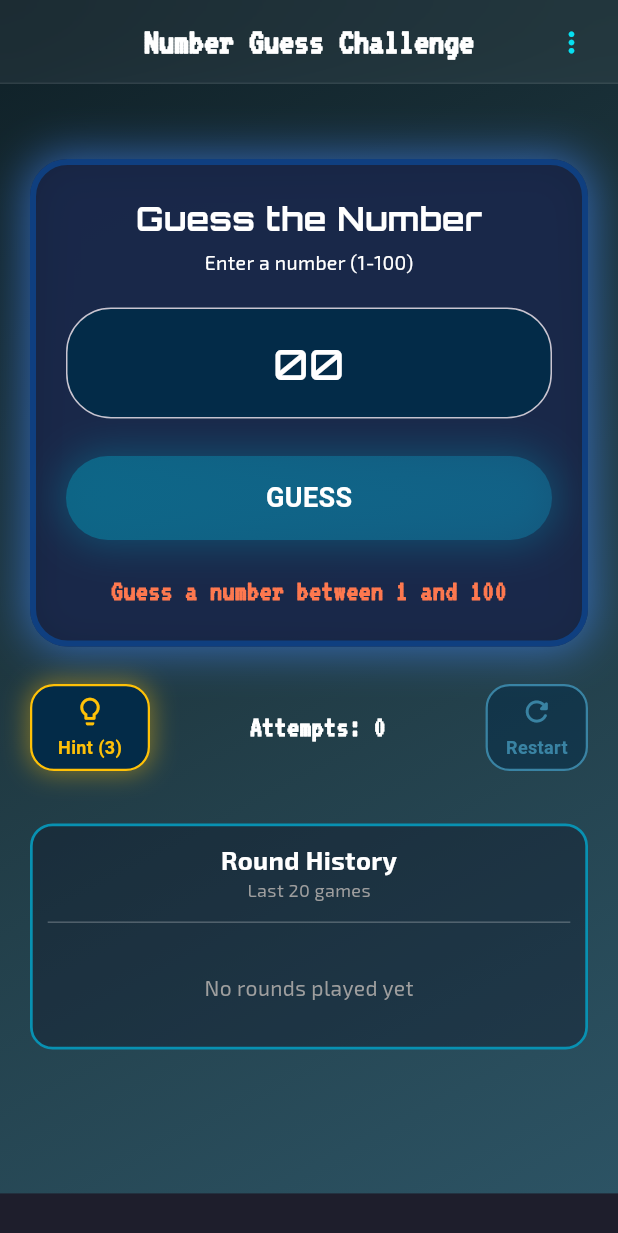
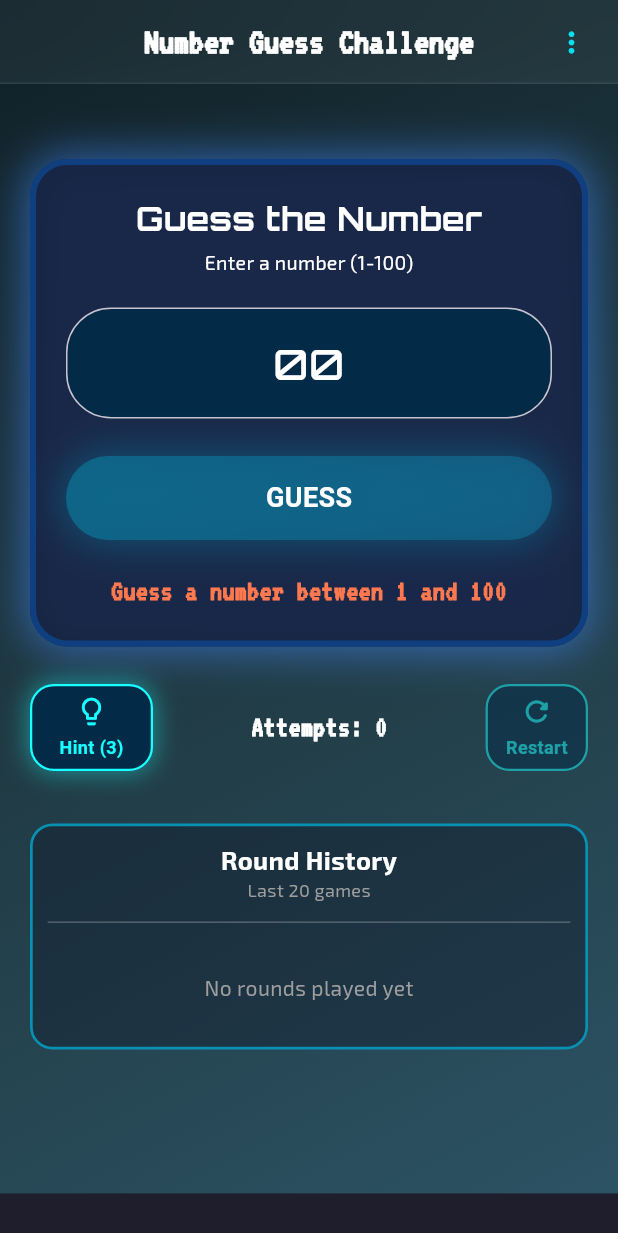
Before and after one commit to subhadip420/number-guess-game, a Flutter app: the screen it shows after launch, on a phone screen of 412 x 824 dp. Shown: the top 1233 px of the screen. Run offline on Flutter 3.47's test engine with Material 3 defaults, Android fonts, the phone set to English and light mode, and no system bars; our stand-ins replace audioplayers, confetti, fluttertoast, google_fonts, google_mobile_ads, shared_preferences; network calls fail; Roboto replaces fonts that are missing (Audiowide).

Commit message:
Change Hint and Restart button color.

```diff
--- a/lib/main.dart
+++ b/lib/main.dart
@@ -1031,7 +1031,7 @@ class _GuessGameState extends State<GuessGame>
                           child: Opacity(
                             opacity: _roundCompleted ? 0.5 : 1.0,
                             child: Container(
-                              width: 80,
+                              width: 82,
                               padding: const EdgeInsets.symmetric(
                                 horizontal: 12,
                                 vertical: 6,
@@ -1045,8 +1045,8 @@ class _GuessGameState extends State<GuessGame>
 
                                 border: Border.all(
                                   color: isDark
-                                      ? Colors.amber
-                                      : const Color(0xE70D698A),
+                                      ? Colors.cyanAccent
+                                      : Colors.teal,
                                   width: 1.5,
                                 ),
 
@@ -1055,8 +1055,8 @@ class _GuessGameState extends State<GuessGame>
                                     : [
                                   BoxShadow(
                                     color: isDark
-                                        ? Colors.amber.withOpacity(0.45)
-                                        : const Color(0xE70D698A).withOpacity(0.35),
+                                        ? Colors.cyanAccent.withOpacity(0.45)
+                                        : Colors.teal.withOpacity(0.35),
                                     blurRadius: 14,
                                     spreadRadius: 1,
                                   ),
@@ -1071,8 +1071,8 @@ class _GuessGameState extends State<GuessGame>
                                         ? Icons.check_circle
                                         : Icons.lightbulb_outline,
                                     color: isDark
-                                        ? Colors.amber
-                                        : const Color(0xE70D698A),
+                                        ? Colors.cyanAccent
+                                        : Colors.teal,
                                     size: 22,
                                   ),
 
@@ -1084,8 +1084,8 @@ class _GuessGameState extends State<GuessGame>
                                         : "Hint (${3 - _hintCount})",
                                     style: GoogleFonts.audiowide(
                                       color: isDark
-                                          ? Colors.amber
-                                          : const Color(0xE70D698A),
+                                          ? Colors.cyanAccent
+                                          : Colors.teal,
                                       fontSize: 12,
                                       fontWeight: FontWeight.w600,
                                     ),
@@ -1144,8 +1144,8 @@ class _GuessGameState extends State<GuessGame>
 
                                 border: Border.all(
                                   color: isDark
-                                      ? const Color(0xFF4FC3F7)
-                                      : const Color(0xFF1976D2),
+                                      ? Colors.cyanAccent
+                                      : Colors.teal,
                                   width: 1.5,
                                 ),
 
@@ -1154,8 +1154,8 @@ class _GuessGameState extends State<GuessGame>
                                     : [
                                   BoxShadow(
                                     color: isDark
-                                        ? const Color(0xFF4FC3F7).withOpacity(0.5)
-                                        : const Color(0xFF1976D2).withOpacity(0.35),
+                                        ? Colors.cyanAccent.withOpacity(0.5)
+                                        : Colors.teal.withOpacity(0.35),
                                     blurRadius: 18,
                                     spreadRadius: 2,
                                   ),
@@ -1168,8 +1168,8 @@ class _GuessGameState extends State<GuessGame>
                                   Icon(
                                     Icons.refresh_rounded,
                                     color: isDark
-                                        ? const Color(0xFF4FC3F7)
-                                        : const Color(0xFF1976D2),
+                                        ? Colors.cyanAccent
+                                        : Colors.teal,
                                     size: 22,
                                   ),
 
@@ -1181,8 +1181,8 @@ class _GuessGameState extends State<GuessGame>
                                       fontSize: 12,
                                       fontWeight: FontWeight.w600,
                                       color: isDark
-                                          ? const Color(0xFF4FC3F7)
-                                          : const Color(0xFF1976D2),
+                                          ? Colors.cyanAccent
+                                          : Colors.teal,
                                     ),
                                   ),
                                 ],
```
